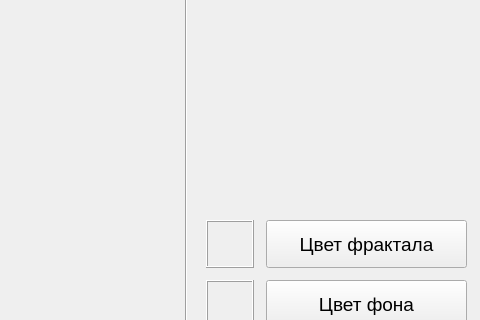
This is rk_01/mainwindow.ui in SGCube/IU7-Analysis-of-Algorithms as Qt 5 draws it before an edit; both pictures show x 544 to 1024 and y 220 to 540 of the 1024 by 720 pixel window. The edited form follows.
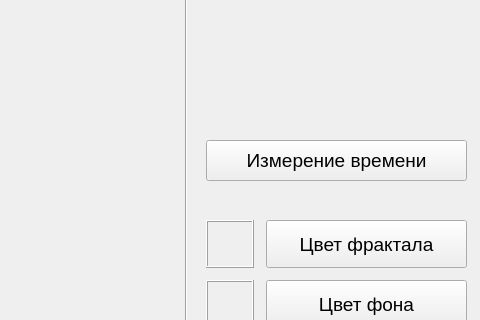
This is the edited form. Custom widgets are drawn as their Qt base class.

Commit message: add time measurement

Diff of the .ui file:
```diff
--- a/rk_01/mainwindow.ui
+++ b/rk_01/mainwindow.ui
@@ -261,6 +261,24 @@
      <number>1</number>
     </property>
    </widget>
+   <widget class="QPushButton" name="timeBtn">
+    <property name="geometry">
+     <rect>
+      <x>750</x>
+      <y>360</y>
+      <width>261</width>
+      <height>41</height>
+     </rect>
+    </property>
+    <property name="font">
+     <font>
+      <pointsize>14</pointsize>
+     </font>
+    </property>
+    <property name="text">
+     <string>Измерение времени</string>
+    </property>
+   </widget>
   </widget>
  </widget>
  <customwidgets>
```
The commit also changes 3 other files.
